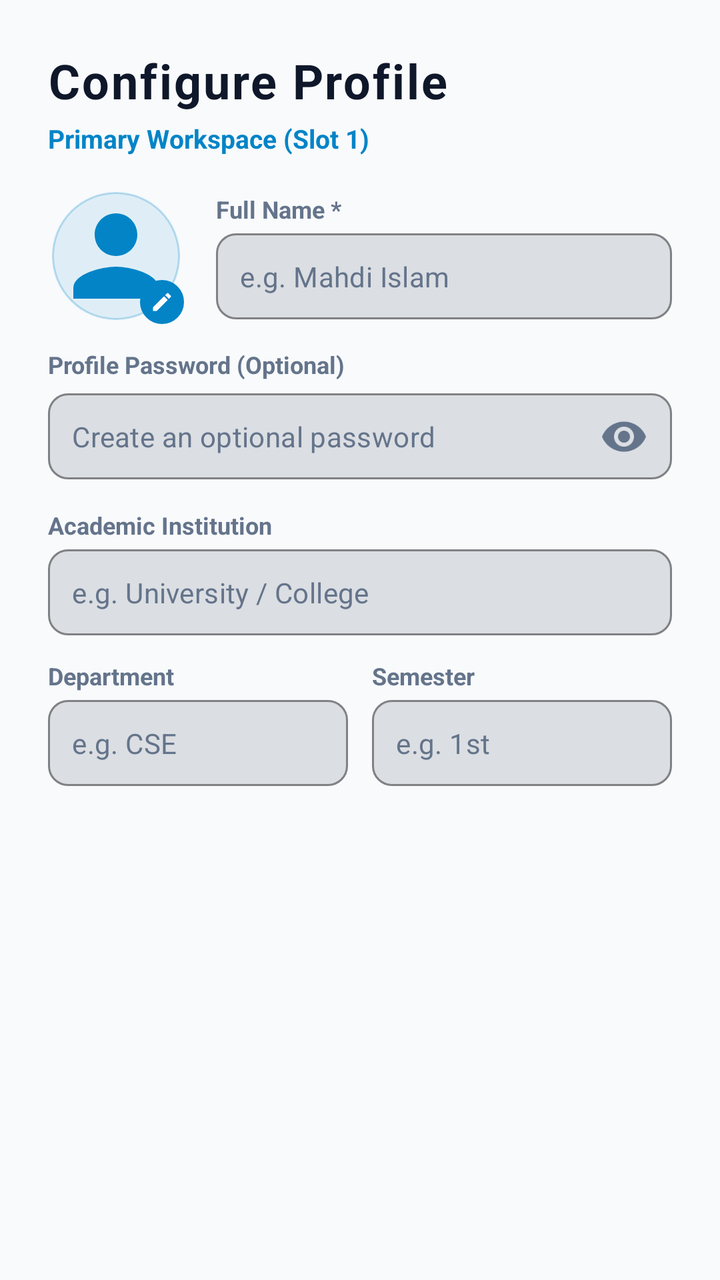
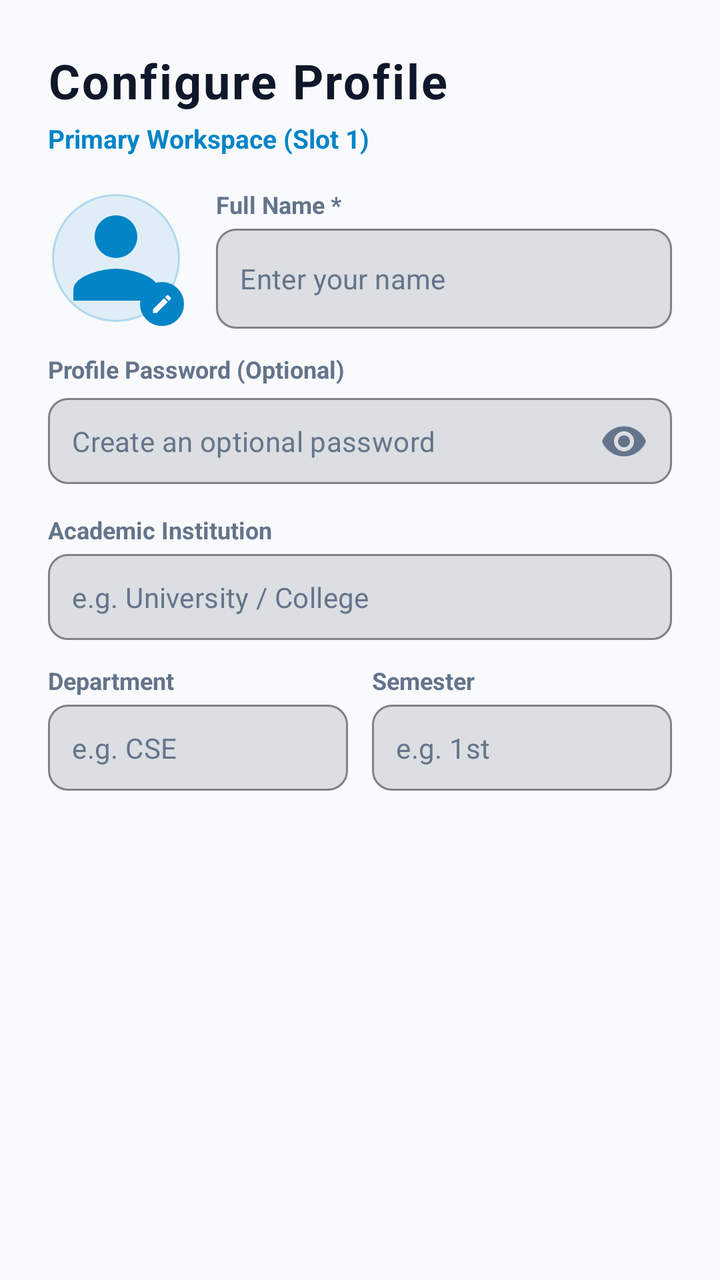

Two renders of the same Android screen: before a commit and after it. Below are the layout's source before the change and the commit's diff.
<!-- AndroidManifest.xml: application theme Theme.LifeSync -->
<!-- res/layout/item_onboarding_profile.xml -->
<?xml version="1.0" encoding="utf-8"?>
<ScrollView xmlns:android="http://schemas.android.com/apk/res/android"
    xmlns:app="http://schemas.android.com/apk/res-auto"
    android:layout_width="match_parent"
    android:layout_height="match_parent"
    android:fillViewport="true">

    <LinearLayout
        android:layout_width="match_parent"
        android:layout_height="wrap_content"
        android:orientation="vertical"
        android:paddingHorizontal="24dp"
        android:paddingVertical="24dp">

        <TextView
            android:layout_width="wrap_content"
            android:layout_height="wrap_content"
            android:letterSpacing="0.04"
            android:text="Configure Profile"
            android:textColor="@color/text_primary"
            android:textSize="24sp"
            android:textStyle="bold" />

        <TextView
            android:layout_width="wrap_content"
            android:layout_height="wrap_content"
            android:layout_marginTop="4dp"
            android:text="Primary Workspace (Slot 1)"
            android:textColor="@color/primary"
            android:textSize="13sp"
            android:textStyle="bold" />

        
        <LinearLayout
            android:layout_width="match_parent"
            android:layout_height="wrap_content"
            android:layout_marginTop="16dp"
            android:gravity="center_vertical"
            android:orientation="horizontal">

            <FrameLayout
                android:id="@+id/containerOnboardingAvatar"
                android:layout_width="68dp"
                android:layout_height="68dp"
                android:clickable="true"
                android:contentDescription="Pick Avatar"
                android:focusable="true">

                <ImageView
                    android:id="@+id/ivOnboardingAvatar"
                    android:layout_width="64dp"
                    android:layout_height="64dp"
                    android:layout_gravity="center"
                    android:background="@drawable/bg_avatar_circle"
                    android:scaleType="centerCrop"
                    android:src="@drawable/ic_person"
                    app:tint="@color/neon_cyan" />

                <FrameLayout
                    android:layout_width="22dp"
                    android:layout_height="22dp"
                    android:layout_gravity="bottom|end"
                    android:background="@drawable/bg_glass_squircle_action"
                    android:backgroundTint="@color/primary">

                    <ImageView
                        android:layout_width="12dp"
                        android:layout_height="12dp"
                        android:layout_gravity="center"
                        android:src="@drawable/ic_edit"
                        app:tint="@color/white" />
                </FrameLayout>
            </FrameLayout>

            <LinearLayout
                android:layout_width="0dp"
                android:layout_height="wrap_content"
                android:layout_marginStart="16dp"
                android:layout_weight="1"
                android:orientation="vertical">

                <TextView
                    android:layout_width="wrap_content"
                    android:layout_height="wrap_content"
                    android:text="Full Name *"
                    android:textColor="@color/text_secondary"
                    android:textSize="12sp"
                    android:textStyle="bold" />

                <com.google.android.material.textfield.TextInputLayout
                    android:layout_width="match_parent"
                    android:layout_height="wrap_content"
                    android:layout_marginTop="4dp"
                    app:boxBackgroundMode="outline"
                    app:boxCornerRadiusBottomEnd="10dp"
                    app:boxCornerRadiusBottomStart="10dp"
                    app:boxCornerRadiusTopEnd="10dp"
                    app:boxCornerRadiusTopStart="10dp"
                    app:boxStrokeColor="@color/primary"
                    app:hintEnabled="false">

                    <com.google.android.material.textfield.TextInputEditText
                        android:id="@+id/etOnboardingName"
                        android:layout_width="match_parent"
                        android:layout_height="wrap_content"
                        android:hint="e.g. Mahdi Islam"
                        android:imeOptions="actionNext"
                        android:inputType="textPersonName"
                        android:padding="12dp"
                        android:textColor="@color/text_primary"
                        android:textColorHint="@color/text_secondary"
                        android:textSize="14sp" />
                </com.google.android.material.textfield.TextInputLayout>
            </LinearLayout>
        </LinearLayout>

        
        <TextView
            android:layout_width="wrap_content"
            android:layout_height="wrap_content"
            android:layout_marginTop="12dp"
            android:text="Profile Password (Optional)"
            android:textColor="@color/text_secondary"
            android:textSize="12sp"
            android:textStyle="bold" />

        <com.google.android.material.textfield.TextInputLayout
            android:layout_width="match_parent"
            android:layout_height="wrap_content"
            android:layout_marginTop="4dp"
            app:boxBackgroundMode="outline"
            app:boxCornerRadiusBottomEnd="10dp"
            app:boxCornerRadiusBottomStart="10dp"
            app:boxCornerRadiusTopEnd="10dp"
            app:boxCornerRadiusTopStart="10dp"
            app:boxStrokeColor="@color/primary"
            app:hintEnabled="false"
            app:passwordToggleEnabled="true"
            app:passwordToggleTint="@color/text_secondary">

            <com.google.android.material.textfield.TextInputEditText
                android:id="@+id/etOnboardingPassword"
                android:layout_width="match_parent"
                android:layout_height="wrap_content"
                android:hint="Create an optional password"
                android:imeOptions="actionNext"
                android:inputType="textPassword"
                android:padding="12dp"
                android:textColor="@color/text_primary"
                android:textColorHint="@color/text_secondary"
                android:textSize="14sp" />
        </com.google.android.material.textfield.TextInputLayout>

        
        <TextView
            android:layout_width="wrap_content"
            android:layout_height="wrap_content"
            android:layout_marginTop="12dp"
            android:text="Academic Institution"
            android:textColor="@color/text_secondary"
            android:textSize="12sp"
            android:textStyle="bold" />

        <com.google.android.material.textfield.TextInputLayout
            android:layout_width="match_parent"
            android:layout_height="wrap_content"
            android:layout_marginTop="4dp"
            app:boxBackgroundMode="outline"
            app:boxCornerRadiusBottomEnd="10dp"
            app:boxCornerRadiusBottomStart="10dp"
            app:boxCornerRadiusTopEnd="10dp"
            app:boxCornerRadiusTopStart="10dp"
            app:boxStrokeColor="@color/primary"
            app:hintEnabled="false">

            <com.google.android.material.textfield.TextInputEditText
                android:id="@+id/etOnboardingInstitution"
                android:layout_width="match_parent"
                android:layout_height="wrap_content"
                android:hint="e.g. University / College"
                android:imeOptions="actionNext"
                android:inputType="textCapWords"
                android:padding="12dp"
                android:textColor="@color/text_primary"
                android:textColorHint="@color/text_secondary"
                android:textSize="14sp" />
        </com.google.android.material.textfield.TextInputLayout>

        
        <LinearLayout
            android:layout_width="match_parent"
            android:layout_height="wrap_content"
            android:layout_marginTop="12dp"
            android:orientation="horizontal">

            <LinearLayout
                android:layout_width="0dp"
                android:layout_height="wrap_content"
                android:layout_marginEnd="6dp"
                android:layout_weight="1"
                android:orientation="vertical">

                <TextView
                    android:layout_width="wrap_content"
                    android:layout_height="wrap_content"
                    android:text="Department"
                    android:textColor="@color/text_secondary"
                    android:textSize="12sp"
                    android:textStyle="bold" />

                <com.google.android.material.textfield.TextInputLayout
                    android:layout_width="match_parent"
                    android:layout_height="wrap_content"
                    android:layout_marginTop="4dp"
                    app:boxBackgroundMode="outline"
                    app:boxCornerRadiusBottomEnd="10dp"
                    app:boxCornerRadiusBottomStart="10dp"
                    app:boxCornerRadiusTopEnd="10dp"
                    app:boxCornerRadiusTopStart="10dp"
                    app:boxStrokeColor="@color/primary"
                    app:hintEnabled="false">

                    <com.google.android.material.textfield.TextInputEditText
                        android:id="@+id/etOnboardingDepartment"
                        android:layout_width="match_parent"
                        android:layout_height="wrap_content"
                        android:hint="e.g. CSE"
                        android:imeOptions="actionNext"
                        android:inputType="textCapWords"
                        android:padding="12dp"
                        android:textColor="@color/text_primary"
                        android:textColorHint="@color/text_secondary"
                        android:textSize="14sp" />
                </com.google.android.material.textfield.TextInputLayout>
            </LinearLayout>

            <LinearLayout
                android:layout_width="0dp"
                android:layout_height="wrap_content"
                android:layout_marginStart="6dp"
                android:layout_weight="1"
                android:orientation="vertical">

                <TextView
                    android:layout_width="wrap_content"
                    android:layout_height="wrap_content"
                    android:text="Semester"
                    android:textColor="@color/text_secondary"
                    android:textSize="12sp"
                    android:textStyle="bold" />

                <com.google.android.material.textfield.TextInputLayout
                    android:layout_width="match_parent"
                    android:layout_height="wrap_content"
                    android:layout_marginTop="4dp"
                    app:boxBackgroundMode="outline"
                    app:boxCornerRadiusBottomEnd="10dp"
                    app:boxCornerRadiusBottomStart="10dp"
                    app:boxCornerRadiusTopEnd="10dp"
                    app:boxCornerRadiusTopStart="10dp"
                    app:boxStrokeColor="@color/primary"
                    app:hintEnabled="false">

                    <com.google.android.material.textfield.TextInputEditText
                        android:id="@+id/etOnboardingSemester"
                        android:layout_width="match_parent"
                        android:layout_height="wrap_content"
                        android:hint="e.g. 1st"
                        android:imeOptions="actionDone"
                        android:inputType="textCapWords"
                        android:padding="12dp"
                        android:textColor="@color/text_primary"
                        android:textColorHint="@color/text_secondary"
                        android:textSize="14sp" />
                </com.google.android.material.textfield.TextInputLayout>
            </LinearLayout>
        </LinearLayout>

    </LinearLayout>
</ScrollView>
<!-- resources referenced by this layout -->
<resources>
  <color name="neon_cyan">#0284C7</color>
  <color name="primary">#0284C7</color>
  <color name="text_primary">#0F172A</color>
  <color name="text_secondary">#64748B</color>
  <color name="white">#FFFFFF</color>
  <!-- drawable bg_avatar_circle (drawable) -->
  <?xml version="1.0" encoding="utf-8"?>
  <shape xmlns:android="http://schemas.android.com/apk/res/android"
      android:shape="oval">
      <solid android:color="#1A0284C7" />
      <stroke
          android:width="1dp"
          android:color="#400284C7" />
  </shape>
  <!-- drawable bg_glass_squircle_action (drawable) -->
  <?xml version="1.0" encoding="utf-8"?>
  <ripple xmlns:android="http://schemas.android.com/apk/res/android"
      android:color="#200284C7">
      <item>
          <shape android:shape="rectangle">
              <corners android:radius="16dp" />
              <solid android:color="@color/surface_variant" />
              <stroke
                  android:width="1dp"
                  android:color="@color/card_stroke" />
          </shape>
      </item>
  </ripple>
  <!-- drawable ic_edit (drawable) -->
  <vector xmlns:android="http://schemas.android.com/apk/res/android"
      android:width="24dp"
      android:height="24dp"
      android:viewportWidth="24"
      android:viewportHeight="24">
      <path
          android:fillColor="@android:color/white"
          android:pathData="M3,17.25V21h3.75L17.81,9.94l-3.75,-3.75L3,17.25zM20.71,7.04c0.39,-0.39 0.39,-1.02 0,-1.41l-2.34,-2.34c-0.39,-0.39 -1.02,-0.39 -1.41,0l-1.83,1.83 3.75,3.75 1.83,-1.83z" />
  </vector>
  <!-- drawable ic_person (drawable) -->
  <vector xmlns:android="http://schemas.android.com/apk/res/android"
      android:width="24dp"
      android:height="24dp"
      android:viewportWidth="24"
      android:viewportHeight="24">
      <path
          android:fillColor="@color/neon_cyan"
          android:pathData="M12,12c2.21,0 4,-1.79 4,-4s-1.79,-4 -4,-4 -4,1.79 -4,4 1.79,4 4,4zm0,2c-2.67,0 -8,1.34 -8,4v2h16v-2c0,-2.66 -5.33,-4 -8,-4z"/>
  </vector>
  <color name="surface_variant">#F1F5F9</color>
  <color name="card_stroke">#E2E8F0</color>
  <color name="primary_variant">#0369A1</color>
  <color name="on_primary">#FFFFFF</color>
  <color name="secondary">#7C3AED</color>
  <color name="secondary_variant">#6D28D9</color>
  <color name="on_secondary">#FFFFFF</color>
  <color name="surface">#FFFFFF</color>
  <color name="background">#F8FAFC</color>
  <style name="CardElevationRounded" parent="Widget.MaterialComponents.CardView">
          <item name="cardCornerRadius">22dp</item>
          <item name="cardElevation">2dp</item>
          <item name="strokeWidth">1dp</item>
          <item name="strokeColor">@color/card_stroke</item>
          <item name="cardBackgroundColor">@color/surface_card</item>
      </style>
  <style name="DuoRhythmTextView" parent="android:Widget.TextView">
          <item name="android:lineSpacingExtra">2dp</item>
          <item name="android:fontFamily">sans-serif</item>
          <item name="android:includeFontPadding">true</item>
      </style>
  <style name="DuoRhythmEditText" parent="android:Widget.EditText">
          <item name="android:lineSpacingExtra">2dp</item>
          <item name="android:fontFamily">sans-serif</item>
          <item name="android:includeFontPadding">true</item>
          <item name="android:textColor">@color/text_primary</item>
          <item name="android:textColorHint">@color/text_secondary</item>
      </style>
  <color name="surface_card">#FFFFFF</color>
  <!-- unchanged entries left out for length: 1 -->
</resources>

<!-- the commit's change to res/layout/item_onboarding_profile.xml (unified diff, before → after) -->
@@ -102,13 +102,14 @@
                     <com.google.android.material.textfield.TextInputEditText
                         android:id="@+id/etOnboardingName"
                         android:layout_width="match_parent"
-                        android:layout_height="wrap_content"
-                        android:hint="e.g. Mahdi Islam"
+                        android:layout_height="50dp"
+                        android:hint="Enter your name"
+                        android:text=""
                         android:imeOptions="actionNext"
                         android:inputType="textPersonName"
                         android:padding="12dp"
-                        android:textColor="@color/text_primary"
-                        android:textColorHint="@color/text_secondary"
+                        android:textColor="#FFFFFF"
+                        android:textColorHint="#64748B"
                         android:textSize="14sp" />
                 </com.google.android.material.textfield.TextInputLayout>
             </LinearLayout>
